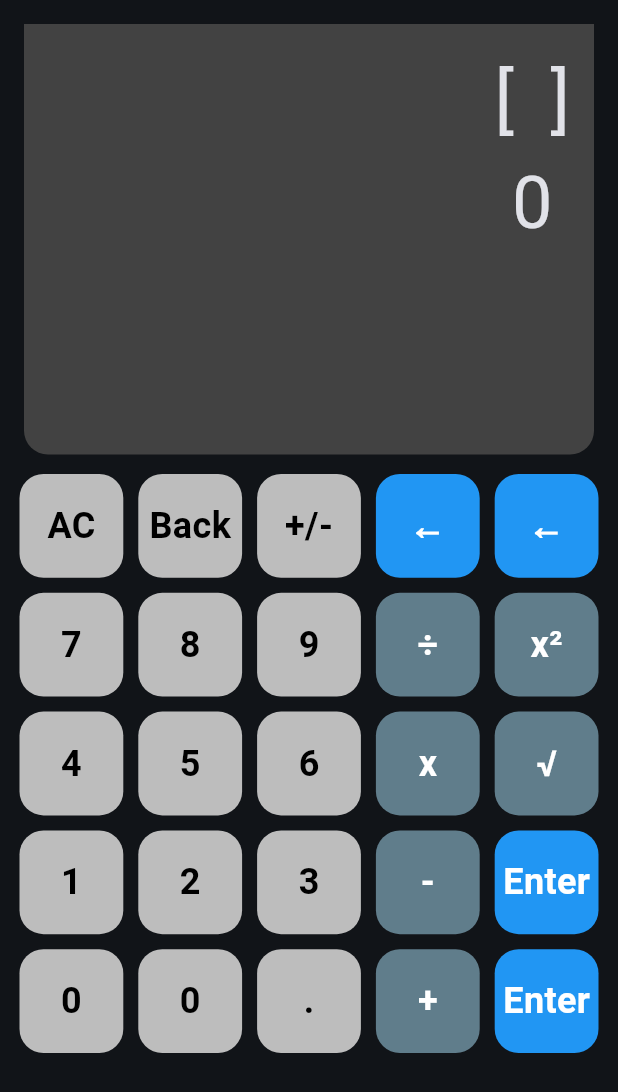
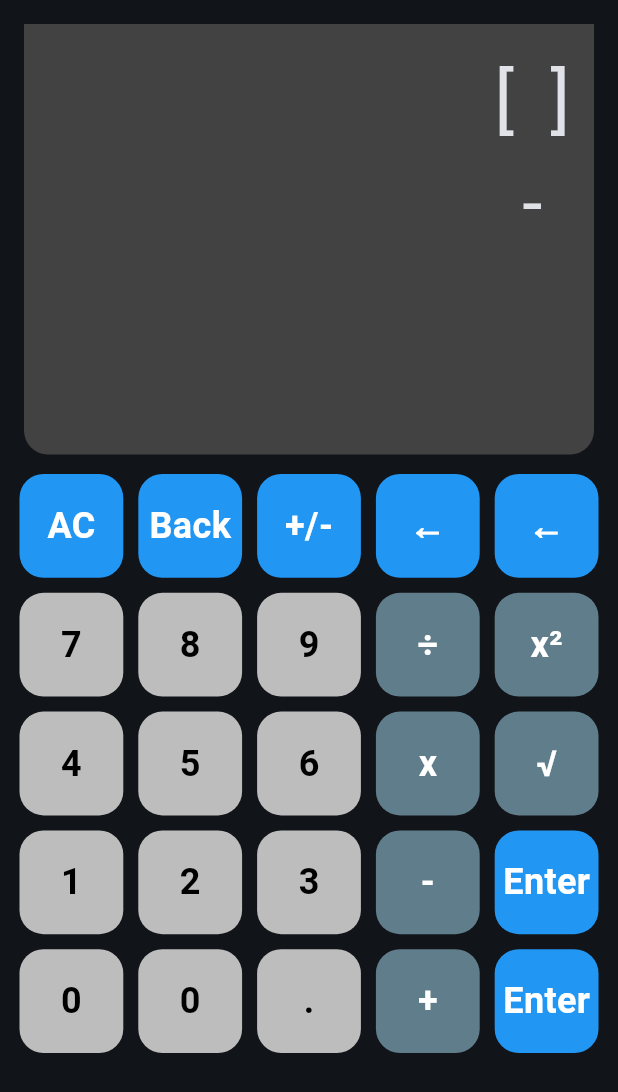
Before and after one commit to juuwel/rpn-calculator, a Flutter app: the screen it shows after launch, after a tap on "+/-", on a phone screen of 412 x 824 dp. Shown: the top 1092 px of the screen. Run offline on Flutter 3.47's test engine with Material 3 defaults, Android fonts, the phone set to English and light mode, and no system bars.

Commit message:
+/- now controls whether the input value is negative or not

```diff
--- a/lib/calculations.dart
+++ b/lib/calculations.dart
@@ -109,8 +109,3 @@ class BackspaceCommand extends UtilityCommand {
     stack.removeLast();
   }
 }
-
-class EnterCommand extends UtilityCommand {
-  @override
-  void execute(List<num> stack) {}
-}
--- a/lib/data.dart
+++ b/lib/data.dart
@@ -13,7 +13,9 @@ final List<String> utilityOperations = [
   'Enter',
   'C',
   '←',
-  'Revert'
+  'Back',
+  '+/-',
+  'AC'
 ];
 
 final List<String> buttons = [
@@ -61,5 +63,4 @@ final Map<String, Command> commands = {
   'x²': ToPowerCommand(),
   'C': ClearCommand(),
   '←': BackspaceCommand(),
-  'Enter': EnterCommand(),
 };
--- a/lib/main.dart
+++ b/lib/main.dart
@@ -151,7 +151,7 @@ class _MyAppState extends State<MyApp> {
   _onButtonPressed(String value) {
     // Utility operations
     if (operations.contains(value) || utilityOperations.contains(value)) {
-      if (value == 'Enter') {
+      if (value == 'Enter' && numberToAdd != '0') {
         setState(() {
           stack.add(num.parse(numberToAdd));
           numberToAdd = '0';
@@ -163,10 +163,20 @@ class _MyAppState extends State<MyApp> {
             command.unapply(stack);
           });
         }
-      } else if (value == '-' && numberToAdd == '0') {
-        setState(() {
-          numberToAdd = '-';
-        });
+      } else if (value == '+/-') {
+        if (numberToAdd == '0') {
+          setState(() {
+            numberToAdd = '-';
+          });
+        } else if (numberToAdd.startsWith('-')) {
+          setState(() {
+            numberToAdd = numberToAdd.substring(1);
+          });
+        } else {
+          setState(() {
+            numberToAdd = '-$numberToAdd';
+          });
+        }
         return;
       }
 
```
